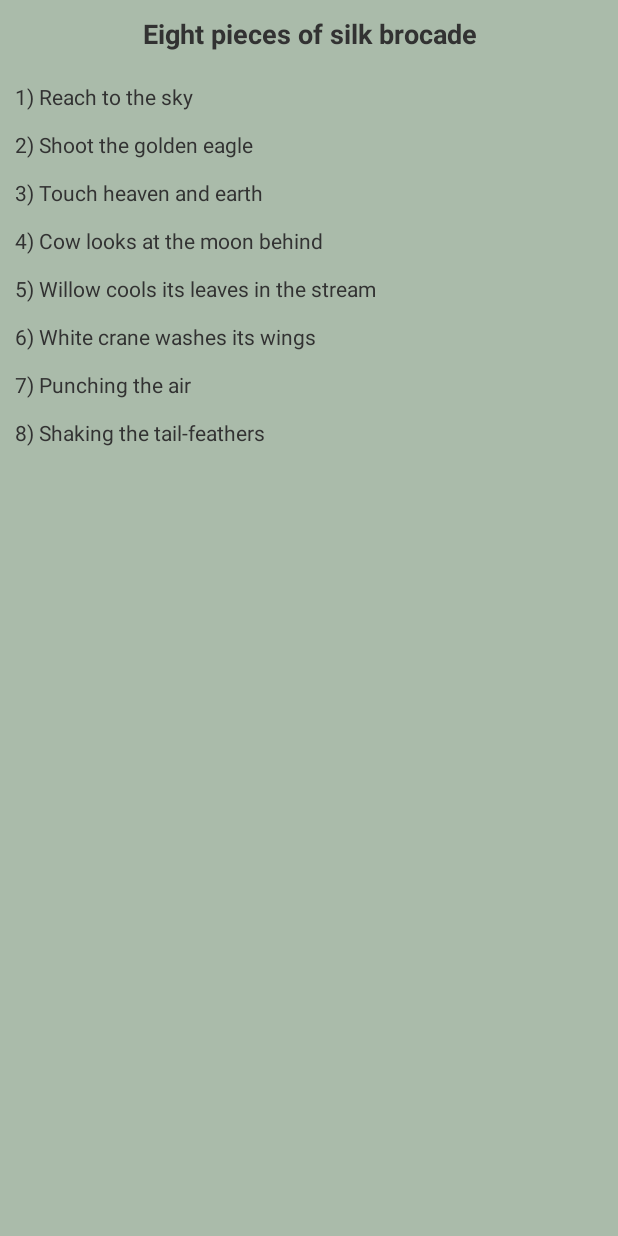
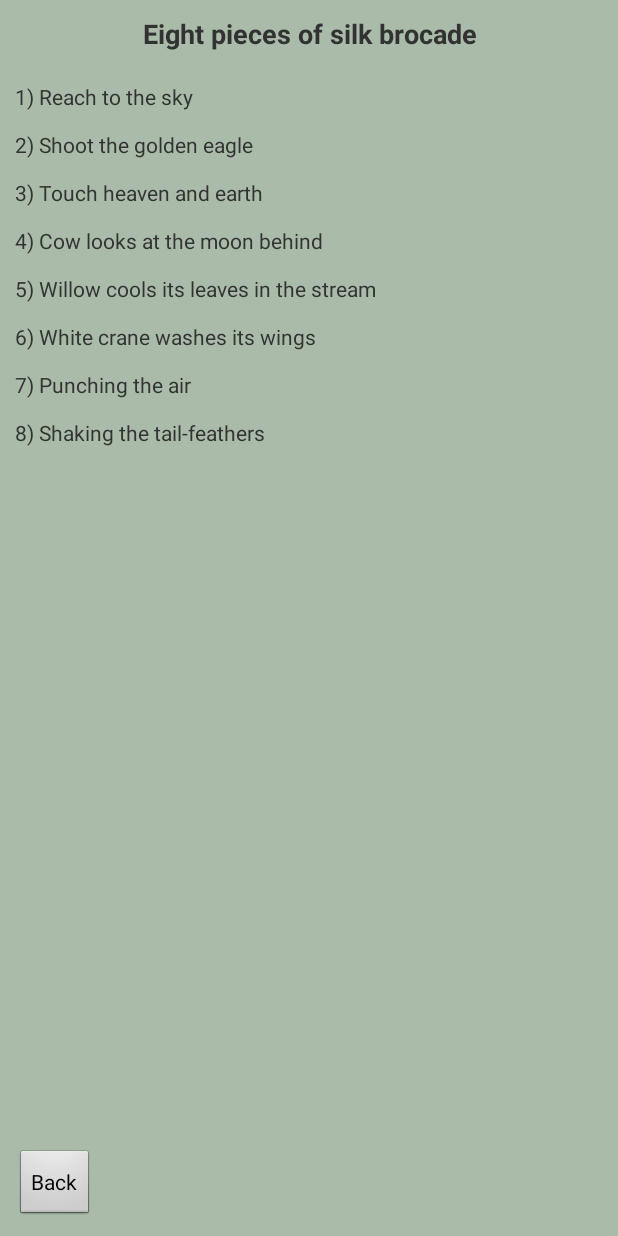
Before and after one commit to gabrielecuccu/YangStyleTaiChi, an Android app: the screen it shows after launch (MovementSetActivity), after a tap on "Eight pieces of silk brocade", on a phone screen of 412 x 824 dp. Run offline under Robolectric (Android 15) with nearby library versions, the phone set to English and light mode, and no system bars.

Commit message:
added back button

```diff
--- a/app/src/main/java/expressive/qigong/activities/MovementSetActivity.java
+++ b/app/src/main/java/expressive/qigong/activities/MovementSetActivity.java
@@ -29,6 +29,8 @@ public class MovementSetActivity extends Activity {
         MovementSet movementSet = MovementSetFactory.getInstance().getMovementSet(className);
 
         ((TextView) findViewById(R.id.movement_title)).setText(movementSet.getName());
+
+        findViewById(R.id.back_button).setOnClickListener(view -> super.onBackPressed());
 
         StringBuilder movementList = new StringBuilder();
         int index = 1;
--- a/app/src/main/res/layout/activity_movement_set.xml
+++ b/app/src/main/res/layout/activity_movement_set.xml
@@ -25,7 +25,14 @@
         android:scrollbars="vertical"
         android:ems="10"
         android:gravity="start|top"
+        android:layout_weight="1"
         android:inputType="textMultiLine"
+        android:layout_marginBottom="20dp"
         android:textSize="14dp" />
 
+    <Button
+        android:id="@+id/back_button"
+        android:layout_width="wrap_content"
+        android:layout_height="wrap_content"
+        android:text="Back" />
 </LinearLayout>
```
